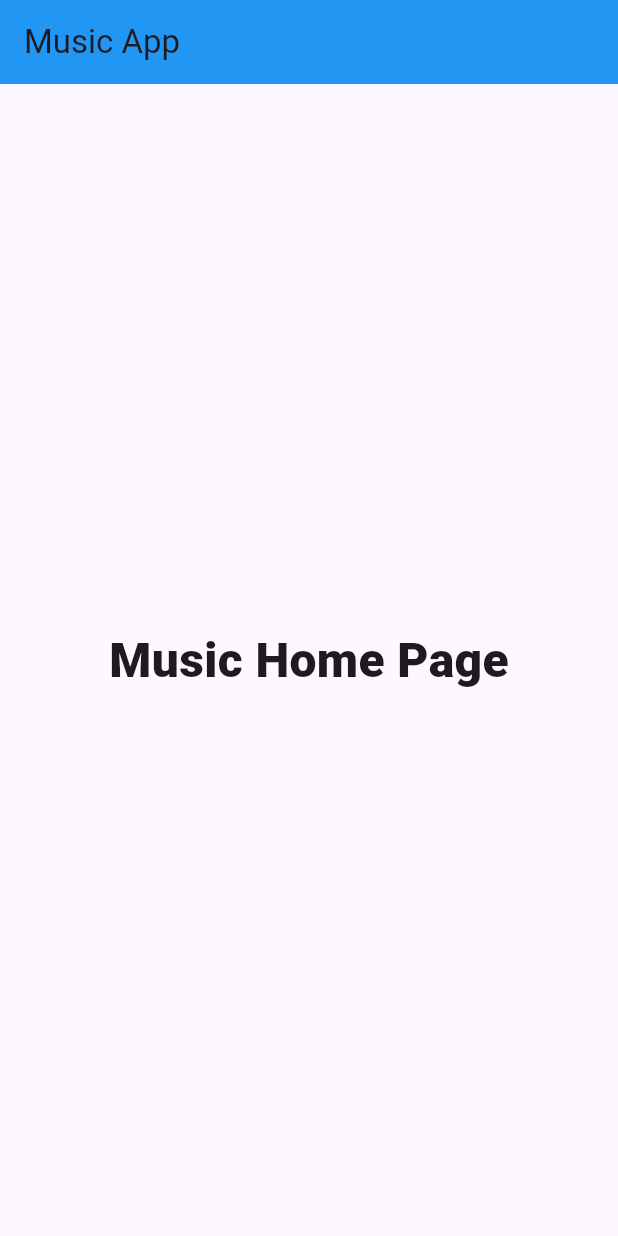
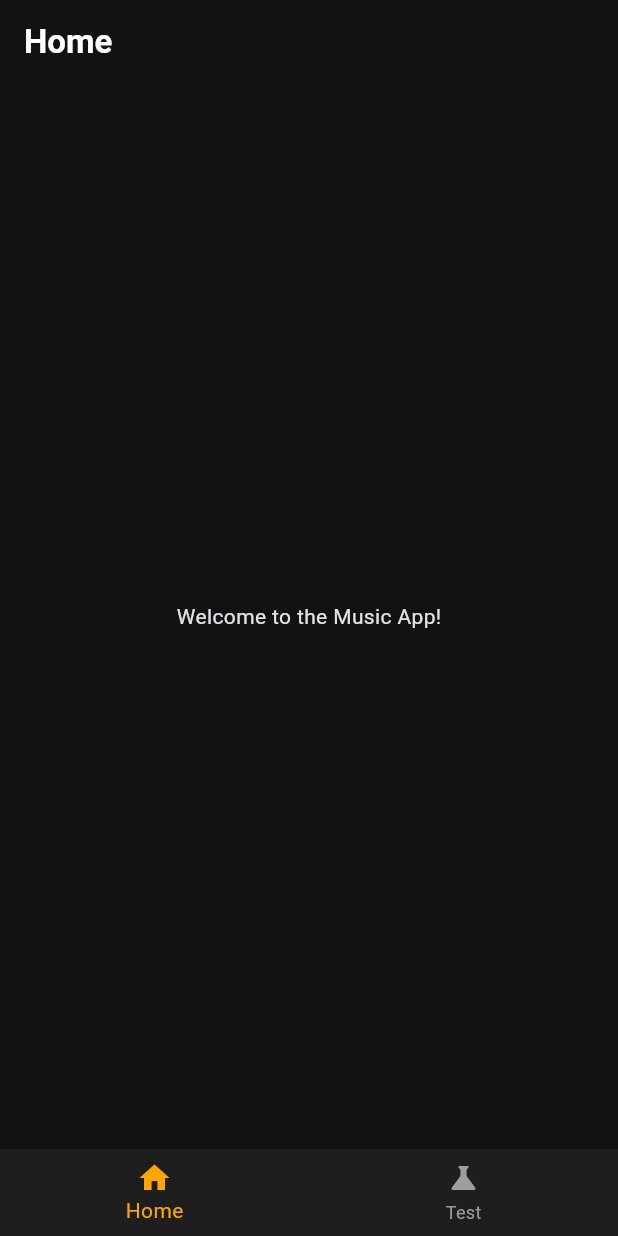
Before and after one commit to Do-Davin/music_app_frontend, a Flutter app: the screen it shows after launch, on a phone screen of 412 x 824 dp. Run offline on Flutter 3.47's test engine with Material 3 defaults, Android fonts, the phone set to English and light mode, and no system bars; our stand-ins replace flutter_riverpod, google_fonts; Roboto replaces fonts that are missing (Oxygen).

Commit message:
001-setup-theme-foundation

```diff
--- /dev/null
+++ b/lib/constants/app_colors.dart
@@ -0,0 +1,30 @@
+import 'package:flutter/material.dart';
+
+class AppColors {
+  AppColors._();
+
+  // Core theme colors
+  static const Color background = Color.fromRGBO(18, 18, 18, 1);
+  static const Color primary = Color.fromRGBO(255, 165, 0, 1);
+  static const Color error = Color.fromRGBO(255, 82, 82, 1);
+  static const Color warning = Color.fromRGBO(244, 211, 94, 1);
+
+  // Surfaces
+  static const Color surface = Color.fromRGBO(30, 30, 30, 1);
+  static const Color card = Color.fromRGBO(36, 36, 36, 1);
+
+  // Navigation
+  static const Color navBar = Color.fromRGBO(30, 30, 30, 1);
+  static const Color navSelected = primary;
+  static const Color navUnselected = Color.fromRGBO(136, 136, 136, 1);
+
+  // Inputs
+  static const Color inputBorder = Color.fromRGBO(58, 58, 58, 1);
+  static const Color hint = Color.fromRGBO(117, 117, 117, 1);
+
+  // Foreground
+  static const Color onPrimary = Color.fromRGBO(18, 18, 18, 1);
+  static const Color onError = Color.fromRGBO(255, 255, 255, 1);
+  static const Color onWarning = Color.fromRGBO(18, 18, 18, 1);
+  static const Color onSurface = Color.fromRGBO(255, 255, 255, 1);
+}
--- /dev/null
+++ b/lib/constants/app_text_styles.dart
@@ -0,0 +1,28 @@
+import 'package:flutter/material.dart';
+import 'package:google_fonts/google_fonts.dart';
+import 'app_colors.dart';
+
+class AppTextStyles {
+  AppTextStyles._();
+
+  static TextStyle get header => GoogleFonts.oxygen(
+    fontSize: 28,
+    fontWeight: FontWeight.bold,
+    color: AppColors.onSurface,
+  );
+
+  static TextStyle get subtitle => GoogleFonts.oxygen(
+    fontSize: 22,
+    fontWeight: FontWeight.w600,
+    color: AppColors.onSurface,
+  );
+
+  static TextStyle get body => GoogleFonts.oxygen(
+    fontSize: 18,
+    fontWeight: FontWeight.normal,
+    color: AppColors.onSurface,
+  );
+
+  static TextStyle get button =>
+      GoogleFonts.oxygen(fontSize: 16, fontWeight: FontWeight.w600);
+}
--- a/lib/main.dart
+++ b/lib/main.dart
@@ -1,7 +1,10 @@
 import 'package:flutter/material.dart';
+import 'package:flutter_riverpod/flutter_riverpod.dart';
+import 'package:music_app_frontend/screens/main_screen.dart';
+import 'theme/app_theme.dart';
 
 void main() {
-  runApp(const MyApp());
+  runApp(const ProviderScope(child: MyApp()));
 }
 
 class MyApp extends StatelessWidget {
@@ -9,23 +12,11 @@ class MyApp extends StatelessWidget {
 
   @override
   Widget build(BuildContext context) {
-    return MaterialApp(debugShowCheckedModeBanner: false, home: HomeScreen());
-  }
-}
-
-class HomeScreen extends StatelessWidget {
-  const HomeScreen({super.key});
-
-  @override
-  Widget build(BuildContext context) {
-    return Scaffold(
-      appBar: AppBar(backgroundColor: Colors.blue, title: Text('Music App')),
-      body: Center(
-        child: Text(
-          'Music Home Page',
-          style: TextStyle(fontSize: 32, fontWeight: FontWeight.w900),
-        ),
-      ),
+    return MaterialApp(
+      debugShowCheckedModeBanner: false,
+      title: 'Music App',
+      theme: AppTheme.dark,
+      home: const MainScreen(),
     );
   }
 }
--- /dev/null
+++ b/lib/providers/navigation_provider.dart
@@ -0,0 +1,3 @@
+import 'package:flutter_riverpod/flutter_riverpod.dart';
+
+final navigationIndexProvider = StateProvider<int>((ref) => 0);
--- /dev/null
+++ b/lib/screens/home_screen.dart
@@ -0,0 +1,12 @@
+import 'package:flutter/material.dart';
+
+class HomeScreen extends StatelessWidget {
+  const HomeScreen({super.key});
+
+  @override
+  Widget build(BuildContext context) {
+    return Scaffold(
+      body: const Center(child: Text('Welcome to the Music App!')),
+    );
+  }
+}
--- /dev/null
+++ b/lib/screens/main_screen.dart
@@ -0,0 +1,39 @@
+import 'package:flutter/material.dart';
+import 'package:flutter_riverpod/flutter_riverpod.dart';
+import 'package:music_app_frontend/constants/app_colors.dart';
+import 'package:music_app_frontend/constants/app_text_styles.dart';
+import 'package:music_app_frontend/providers/navigation_provider.dart';
+import 'package:music_app_frontend/screens/home_screen.dart';
+import 'package:music_app_frontend/screens/test_screen.dart';
+
+class MainScreen extends ConsumerWidget {
+  const MainScreen({super.key});
+
+  static const _screens = [HomeScreen(), TestScreen()];
+  static const _titles = ['Home', 'Test'];
+
+  @override
+  Widget build(BuildContext context, WidgetRef ref) {
+    final selectedIndex = ref.watch(navigationIndexProvider);
+
+    return Scaffold(
+      appBar: AppBar(
+        title: Text(_titles[selectedIndex], style: AppTextStyles.subtitle),
+        backgroundColor: AppColors.background,
+      ),
+      body: IndexedStack(index: selectedIndex, children: _screens),
+      bottomNavigationBar: BottomNavigationBar(
+        currentIndex: selectedIndex,
+        onTap: (index) =>
+            ref.read(navigationIndexProvider.notifier).state = index,
+        backgroundColor: const Color(0xFF1E1E1E),
+        selectedItemColor: AppColors.primary,
+        unselectedItemColor: Colors.grey,
+        items: const [
+          BottomNavigationBarItem(icon: Icon(Icons.home), label: 'Home'),
+          BottomNavigationBarItem(icon: Icon(Icons.science), label: 'Test'),
+        ],
+      ),
+    );
+  }
+}
--- /dev/null
+++ b/lib/theme/app_theme.dart
@@ -0,0 +1,111 @@
+import 'package:flutter/material.dart';
+import 'package:google_fonts/google_fonts.dart';
+
+import '../constants/app_colors.dart';
+import '../constants/app_text_styles.dart';
+
+class AppTheme {
+  AppTheme._();
+
+  static ThemeData get dark {
+    return ThemeData(
+      brightness: Brightness.dark,
+      scaffoldBackgroundColor: AppColors.background,
+      primaryColor: AppColors.primary,
+
+      colorScheme: _colorScheme,
+      textTheme: _textTheme,
+
+      inputDecorationTheme: _inputDecorationTheme,
+      elevatedButtonTheme: _elevatedButtonTheme,
+      outlinedButtonTheme: _outlinedButtonTheme,
+      appBarTheme: _appBarTheme,
+    );
+  }
+
+  // Color Scheme
+  static const ColorScheme _colorScheme = ColorScheme.dark(
+    primary: AppColors.primary,
+    error: AppColors.error,
+    surface: AppColors.surface,
+    onPrimary: AppColors.onPrimary,
+    onError: AppColors.onError,
+    onSurface: AppColors.onSurface,
+  );
+
+  // Text Theme
+  static TextTheme get _textTheme {
+    return GoogleFonts.oxygenTextTheme(ThemeData.dark().textTheme);
+  }
+
+  // TextField Style
+  static final InputDecorationTheme _inputDecorationTheme =
+      InputDecorationTheme(
+        filled: true,
+        fillColor: AppColors.surface,
+
+        hintStyle: AppTextStyles.body.copyWith(color: AppColors.hint),
+
+        contentPadding: const EdgeInsets.symmetric(
+          horizontal: 16,
+          vertical: 16,
+        ),
+
+        border: _border(AppColors.inputBorder),
+        enabledBorder: _border(AppColors.inputBorder),
+        focusedBorder: _border(AppColors.primary, width: 2),
+        errorBorder: _border(AppColors.error),
+        focusedErrorBorder: _border(AppColors.error, width: 2),
+
+        errorStyle: AppTextStyles.body.copyWith(
+          fontSize: 13,
+          color: AppColors.error,
+        ),
+      );
+
+  // Elevated Button
+  static final ElevatedButtonThemeData _elevatedButtonTheme =
+      ElevatedButtonThemeData(
+        style: ElevatedButton.styleFrom(
+          backgroundColor: AppColors.primary,
+          foregroundColor: AppColors.onPrimary,
+          textStyle: AppTextStyles.button,
+          padding: const EdgeInsets.symmetric(vertical: 16, horizontal: 24),
+          minimumSize: const Size(double.infinity, 52),
+          shape: RoundedRectangleBorder(
+            borderRadius: BorderRadius.circular(12),
+          ),
+        ),
+      );
+
+  // Outlined Button
+  static final OutlinedButtonThemeData _outlinedButtonTheme =
+      OutlinedButtonThemeData(
+        style: OutlinedButton.styleFrom(
+          foregroundColor: AppColors.primary,
+          textStyle: AppTextStyles.button,
+          side: const BorderSide(color: AppColors.primary, width: 1.5),
+          padding: const EdgeInsets.symmetric(vertical: 16, horizontal: 24),
+          minimumSize: const Size(double.infinity, 52),
+          shape: RoundedRectangleBorder(
+            borderRadius: BorderRadius.circular(12),
+          ),
+        ),
+      );
+
+  // AppBar
+  static final AppBarTheme _appBarTheme = AppBarTheme(
+    backgroundColor: Colors.transparent,
+    elevation: 0,
+    titleTextStyle: AppTextStyles.subtitle,
+    iconTheme: const IconThemeData(color: AppColors.onSurface),
+  );
+
+  // Reusable Border
+  static OutlineInputBorder _border(Color color, {double width = 1}) {
+    return OutlineInputBorder(
+      borderRadius: BorderRadius.circular(12),
+      borderSide: BorderSide(color: color, width: width),
+    );
+  }
+}
--- /dev/null
+++ b/lib/widgets/widgets.dart
@@ -0,0 +1,6 @@
+export 'app_text_field.dart';
+export 'app_password_field.dart';
+export 'app_primary_button.dart';
+export 'app_secondary_button.dart';
+export 'app_error_button.dart';
+export 'app_warning_button.dart';
--- a/pubspec.yaml
+++ b/pubspec.yaml
@@ -13,6 +13,8 @@ dependencies:
     sdk: flutter
 
   cupertino_icons: ^1.0.8
+  google_fonts: ^6.2.1
+  flutter_riverpod: ^2.6.1
 
 dev_dependencies:
   flutter_test:
```
Also changed, not shown: lib/screens/test_screen.dart (added, +38 -0 lines), lib/widgets/app_error_button.dart (added, +42 -0 lines), lib/widgets/app_password_field.dart (added, +63 -0 lines), lib/widgets/app_primary_button.dart (added, +42 -0 lines), lib/widgets/app_secondary_button.dart (added, +41 -0 lines), lib/widgets/app_text_field.dart (added, +50 -0 lines), lib/widgets/app_warning_button.dart (added, +42 -0 lines), assets/fonts/Oxygen-Bold.ttf (added), assets/fonts/Oxygen-Light.ttf (added), assets/fonts/Oxygen-Regular.ttf (added), pubspec.lock, 9 other files.
